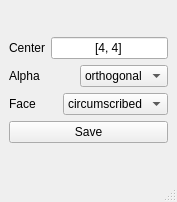
This is fembygen/ui/more_composite.ui in V-ulkan/FEMbyGEN as Qt 5 draws it before an edit. The edited form follows.
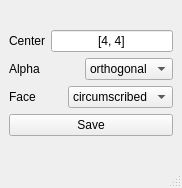
This is the edited form.

Diff of the .ui file:
```diff
--- a/fembygen/ui/more_composite.ui
+++ b/fembygen/ui/more_composite.ui
@@ -6,8 +6,8 @@
    <rect>
     <x>0</x>
     <y>0</y>
-    <width>177</width>
-    <height>202</height>
+    <width>182</width>
+    <height>188</height>
    </rect>
   </property>
   <property name="windowTitle">
```
Left out of the diff: 8 changed lines with no effect on the pictures.
